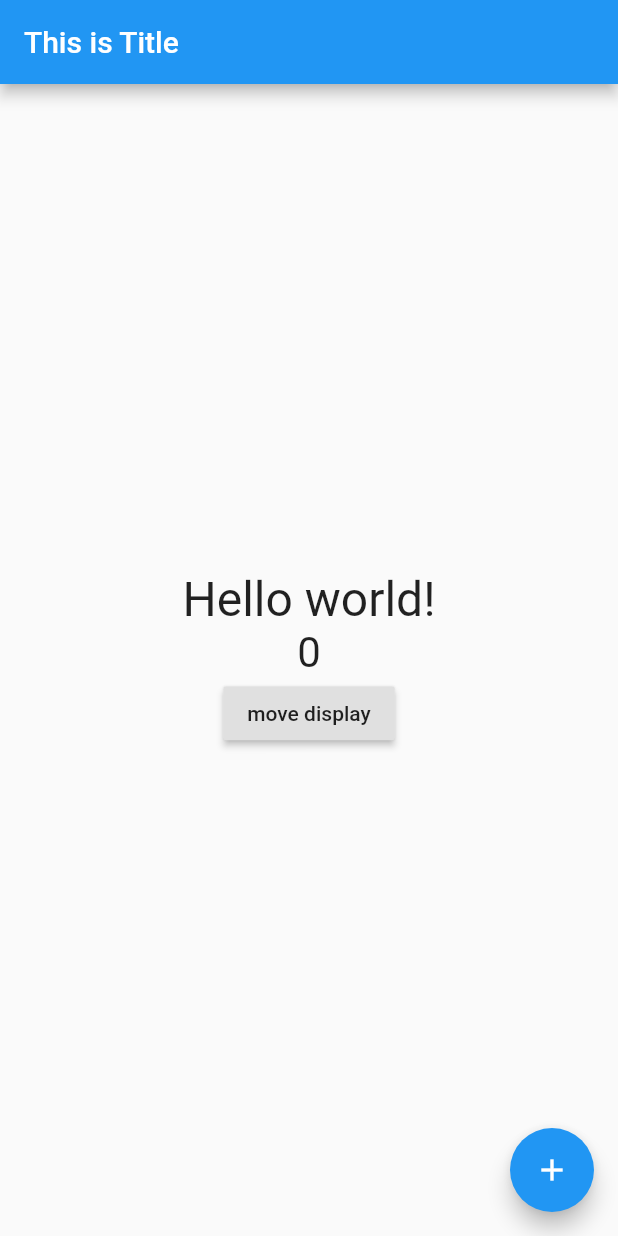
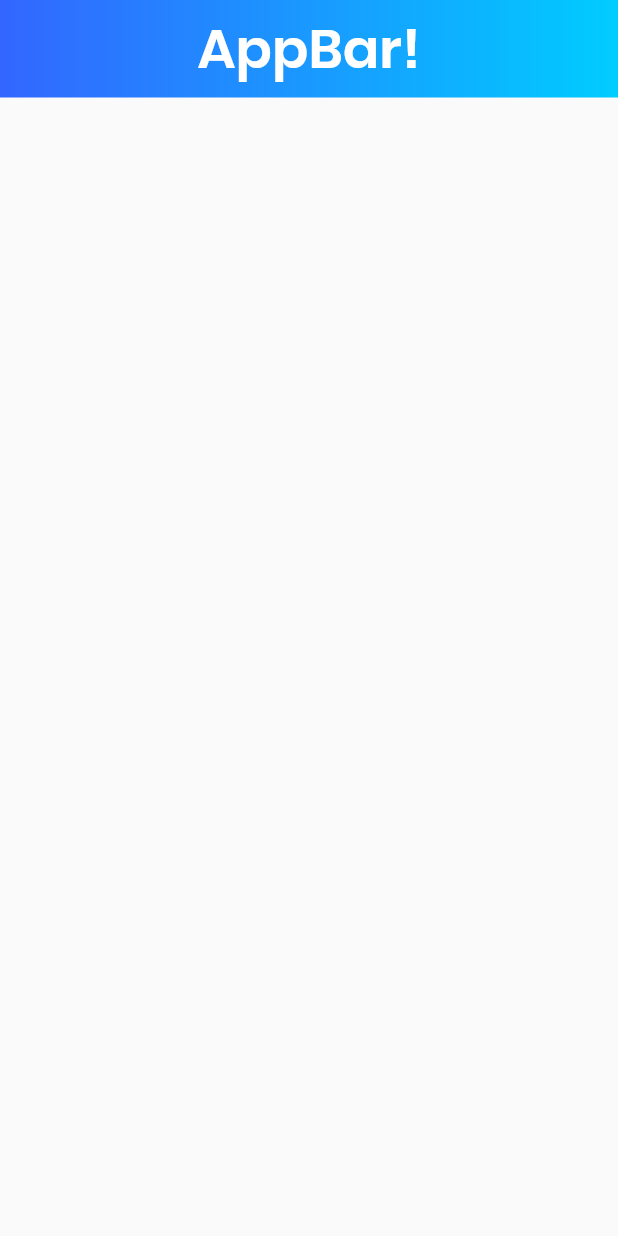
Before and after one commit to kys6879/flutter-study, a Flutter app: the screen it shows after launch, on a phone screen of 412 x 824 dp. Run offline on Flutter 3.47's test engine with Material 2 defaults, Android fonts, the phone set to English and light mode, and no system bars.

Commit message:
custom appbar 제작

```diff
--- /dev/null
+++ b/lib/GradientAppBar.dart
@@ -0,0 +1,37 @@
+import 'package:flutter/material.dart';
+
+class GradientAppBar extends StatelessWidget {
+  final String title;
+  final double barHeight = 65.0;
+  GradientAppBar(this.title);
+
+  @override
+  Widget build(BuildContext context) {
+    final double statusBarHeight = MediaQuery.of(context).padding.top;
+
+    return Container(
+      padding: EdgeInsets.only(top: statusBarHeight),
+      height: statusBarHeight + barHeight,
+      decoration: BoxDecoration(
+          gradient: LinearGradient(
+              colors: [
+                Color(0xFF3366FF),
+                Color(0xFF00CCFF),
+              ],
+              begin: FractionalOffset(0.0, 0.0),
+              end: FractionalOffset(1.0, 0.0),
+              stops: [0.0, 1.0],
+              tileMode: TileMode.clamp)),
+      child: Center(
+        child: Text(
+          title,
+          style: TextStyle(
+              color: Colors.white,
+              fontFamily: 'Poppins',
+              fontWeight: FontWeight.w600,
+              fontSize: 36.0),
+        ),
+      ),
+    );
+  }
+}
--- /dev/null
+++ b/lib/HomePage.dart
@@ -0,0 +1,12 @@
+import 'package:flutter/material.dart';
+import './GradientAppBar.dart';
+
+class HomePage extends StatelessWidget {
+  @override
+  Widget build(BuildContext context) {
+    return Scaffold(
+        body: Column(
+      children: <Widget>[GradientAppBar("AppBar!")],
+    ));
+  }
+}
--- a/lib/main.dart
+++ b/lib/main.dart
@@ -1,6 +1,5 @@
 import 'package:flutter/material.dart';
-import 'package:english_words/english_words.dart';
-import 'cupertino_page.dart';
+import './HomePage.dart';
 
 void main() => runApp(MyApp());
 
@@ -10,57 +9,7 @@ class MyApp extends StatelessWidget {
     return MaterialApp(
         title: "Flutter",
         theme: ThemeData(primarySwatch: Colors.blue),
-        home: HelloPage('This is Title'));
+        home: HomePage());
     // home: CupertinoPage());
   }
 }
-
-class HelloPage extends StatefulWidget {
-  final String title;
-
-  HelloPage(this.title);
-
-  @override
-  HelloPageState createState() => HelloPageState();
-}
-
-class HelloPageState extends State<HelloPage> {
-  String _message = 'Hello world!';
-  int count = 0;
-  @override
-  Widget build(BuildContext context) {
-    return Scaffold(
-      floatingActionButton: FloatingActionButton(
-        child: Icon(Icons.add),
-        // onPressed: () => _changeMessage('!!!!'),
-        onPressed: () => plusCount(),
-      ),
-      appBar: AppBar(title: Text(widget.title)),
-      body: Center(
-        child: Column(
-          mainAxisAlignment: MainAxisAlignment.center,
-          children: <Widget>[
-            Text(
-              this._message,
-              style: TextStyle(fontSize: 32),
-            ),
-            Text(count.toString(), style: TextStyle(fontSize: 28)),
-            RaisedButton(
-              child: Text("move display"),
-              onPressed: () {
-                Navigator.push(context,
-                    MaterialPageRoute(builder: (context) => CupertinoPage()));
-              },
-            )
-          ],
-        ),
-      ),
-    );
-  }
-
-  plusCount() {
-    setState(() {
-      this.count++;
-    });
-  }
-}
```
Also changed, not shown: pubspec.yaml (+5 -6 lines).
